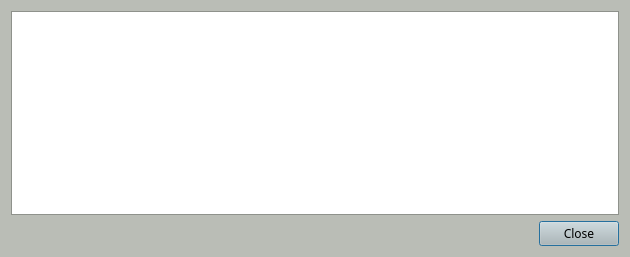
Qt form src/qt/forms/transactiondescdialog.ui (SyndicateCash/SyndicateCash) before a commit.
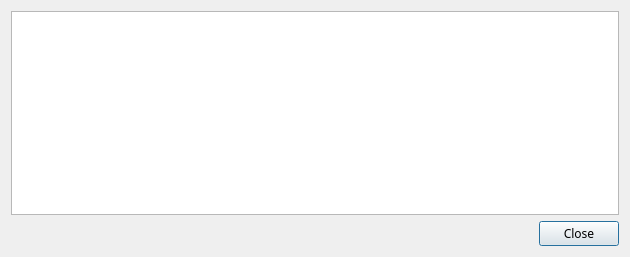
The same form after that commit.

```diff
--- a/src/qt/forms/transactiondescdialog.ui
+++ b/src/qt/forms/transactiondescdialog.ui
@@ -10,421 +10,6 @@
     <height>257</height>
    </rect>
   </property>
-  <property name="palette">
-   <palette>
-    <active>
-     <colorrole role="WindowText">
-      <brush brushstyle="SolidPattern">
-       <color alpha="255">
-        <red>0</red>
-        <green>0</green>
-        <blue>0</blue>
-       </color>
-      </brush>
-     </colorrole>
-     <colorrole role="Button">
-      <brush brushstyle="SolidPattern">
-       <color alpha="255">
-        <red>186</red>
-        <green>189</green>
-        <blue>182</blue>
-       </color>
-      </brush>
-     </colorrole>
-     <colorrole role="Light">
-      <brush brushstyle="SolidPattern">
-       <color alpha="255">
-        <red>255</red>
-        <green>255</green>
-        <blue>255</blue>
-       </color>
-      </brush>
-     </colorrole>
-     <colorrole role="Midlight">
-      <brush brushstyle="SolidPattern">
-       <color alpha="255">
-        <red>220</red>
-        <green>222</green>
-        <blue>218</blue>
-       </color>
-      </brush>
-     </colorrole>
-     <colorrole role="Dark">
-      <brush brushstyle="SolidPattern">
-       <color alpha="255">
-        <red>93</red>
-        <green>94</green>
-        <blue>91</blue>
-       </color>
-      </brush>
-     </colorrole>
-     <colorrole role="Mid">
-      <brush brushstyle="SolidPattern">
-       <color alpha="255">
-        <red>124</red>
-        <green>126</green>
-        <blue>121</blue>
-       </color>
-      </brush>
-     </colorrole>
-     <colorrole role="Text">
-      <brush brushstyle="SolidPattern">
-       <color alpha="255">
-        <red>0</red>
-        <green>0</green>
-        <blue>0</blue>
-       </color>
-      </brush>
-     </colorrole>
-     <colorrole role="BrightText">
-      <brush brushstyle="SolidPattern">
-       <color alpha="255">
-        <red>255</red>
-        <green>255</green>
-        <blue>255</blue>
-       </color>
-      </brush>
-     </colorrole>
-     <colorrole role="ButtonText">
-      <brush brushstyle="SolidPattern">
-       <color alpha="255">
-        <red>0</red>
-        <green>0</green>
-        <blue>0</blue>
-       </color>
-      </brush>
-     </colorrole>
-     <colorrole role="Base">
-      <brush brushstyle="SolidPattern">
-       <color alpha="255">
-        <red>255</red>
-        <green>255</green>
-        <blue>255</blue>
-       </color>
-      </brush>
-     </colorrole>
-     <colorrole role="Window">
-      <brush brushstyle="SolidPattern">
-       <color alpha="255">
-        <red>186</red>
-        <green>189</green>
-        <blue>182</blue>
-       </color>
-      </brush>
-     </colorrole>
-     <colorrole role="Shadow">
-      <brush brushstyle="SolidPattern">
-       <color alpha="255">
-        <red>0</red>
-        <green>0</green>
-        <blue>0</blue>
-       </color>
-      </brush>
-     </colorrole>
-     <colorrole role="AlternateBase">
-      <brush brushstyle="SolidPattern">
-       <color alpha="255">
-        <red>220</red>
-        <green>222</green>
-        <blue>218</blue>
-       </color>
-      </brush>
-     </colorrole>
-     <colorrole role="ToolTipBase">
-      <brush brushstyle="SolidPattern">
-       <color alpha="255">
-        <red>255</red>
-        <green>255</green>
-        <blue>220</blue>
-       </color>
-      </brush>
-     </colorrole>
-     <colorrole role="ToolTipText">
-      <brush brushstyle="SolidPattern">
-       <color alpha="255">
-        <red>0</red>
-        <green>0</green>
-        <blue>0</blue>
-       </color>
-      </brush>
-     </colorrole>
-    </active>
-    <inactive>
-     <colorrole role="WindowText">
-      <brush brushstyle="SolidPattern">
-       <color alpha="255">
-        <red>0</red>
-        <green>0</green>
-        <blue>0</blue>
-       </color>
-      </brush>
-     </colorrole>
-     <colorrole role="Button">
-      <brush brushstyle="SolidPattern">
-       <color alpha="255">
-        <red>186</red>
-        <green>189</green>
-        <blue>182</blue>
-       </color>
-      </brush>
-     </colorrole>
-     <colorrole role="Light">
-      <brush brushstyle="SolidPattern">
-       <color alpha="255">
-        <red>255</red>
-        <green>255</green>
-        <blue>255</blue>
-       </color>
-      </brush>
-     </colorrole>
-     <colorrole role="Midlight">
-      <brush brushstyle="SolidPattern">
-       <color alpha="255">
-        <red>220</red>
-        <green>222</green>
-        <blue>218</blue>
-       </color>
-      </brush>
-     </colorrole>
-     <colorrole role="Dark">
-      <brush brushstyle="SolidPattern">
-       <color alpha="255">
-        <red>93</red>
-        <green>94</green>
-        <blue>91</blue>
-       </color>
-      </brush>
-     </colorrole>
-     <colorrole role="Mid">
-      <brush brushstyle="SolidPattern">
-       <color alpha="255">
-        <red>124</red>
-        <green>126</green>
-        <blue>121</blue>
-       </color>
-      </brush>
-     </colorrole>
-     <colorrole role="Text">
-      <brush brushstyle="SolidPattern">
-       <color alpha="255">
-        <red>0</red>
-        <green>0</green>
-        <blue>0</blue>
-       </color>
-      </brush>
-     </colorrole>
-     <colorrole role="BrightText">
-      <brush brushstyle="SolidPattern">
-       <color alpha="255">
-        <red>255</red>
-        <green>255</green>
-        <blue>255</blue>
-       </color>
-      </brush>
-     </colorrole>
-     <colorrole role="ButtonText">
-      <brush brushstyle="SolidPattern">
-       <color alpha="255">
-        <red>0</red>
-        <green>0</green>
-        <blue>0</blue>
-       </color>
-      </brush>
-     </colorrole>
-     <colorrole role="Base">
-      <brush brushstyle="SolidPattern">
-       <color alpha="255">
-        <red>255</red>
-        <green>255</green>
-        <blue>255</blue>
-       </color>
-      </brush>
-     </colorrole>
-     <colorrole role="Window">
-      <brush brushstyle="SolidPattern">
-       <color alpha="255">
-        <red>186</red>
-        <green>189</green>
-        <blue>182</blue>
-       </color>
-      </brush>
-     </colorrole>
-     <colorrole role="Shadow">
-      <brush brushstyle="SolidPattern">
-       <color alpha="255">
-        <red>0</red>
-        <green>0</green>
-        <blue>0</blue>
-       </color>
-      </brush>
-     </colorrole>
-     <colorrole role="AlternateBase">
-      <brush brushstyle="SolidPattern">
-       <color alpha="255">
-        <red>220</red>
-        <green>222</green>
-        <blue>218</blue>
-       </color>
-      </brush>
-     </colorrole>
-     <colorrole role="ToolTipBase">
-      <brush brushstyle="SolidPattern">
-       <color alpha="255">
-        <red>255</red>
-        <green>255</green>
-        <blue>220</blue>
-       </color>
-      </brush>
-     </colorrole>
-     <colorrole role="ToolTipText">
-      <brush brushstyle="SolidPattern">
-       <color alpha="255">
-        <red>0</red>
-        <green>0</green>
-        <blue>0</blue>
-       </color>
-      </brush>
-     </colorrole>
-    </inactive>
-    <disabled>
-     <colorrole role="WindowText">
-      <brush brushstyle="SolidPattern">
-       <color alpha="255">
-        <red>93</red>
-        <green>94</green>
-        <blue>91</blue>
-       </color>
-      </brush>
-     </colorrole>
-     <colorrole role="Button">
-      <brush brushstyle="SolidPattern">
-       <color alpha="255">
-        <red>186</red>
-        <green>189</green>
-        <blue>182</blue>
-       </color>
-      </brush>
-     </colorrole>
-     <colorrole role="Light">
-      <brush brushstyle="SolidPattern">
-       <color alpha="255">
-        <red>255</red>
-        <green>255</green>
-        <blue>255</blue>
-       </color>
-      </brush>
-     </colorrole>
-     <colorrole role="Midlight">
-      <brush brushstyle="SolidPattern">
-       <color alpha="255">
-        <red>220</red>
-        <green>222</green>
-        <blue>218</blue>
-       </color>
-      </brush>
-     </colorrole>
-     <colorrole role="Dark">
-      <brush brushstyle="SolidPattern">
-       <color alpha="255">
-        <red>93</red>
-        <green>94</green>
-        <blue>91</blue>
-       </color>
-      </brush>
-     </colorrole>
-     <colorrole role="Mid">
-      <brush brushstyle="SolidPattern">
-       <color alpha="255">
-        <red>124</red>
-        <green>126</green>
-        <blue>121</blue>
-       </color>
-      </brush>
-     </colorrole>
-     <colorrole role="Text">
-      <brush brushstyle="SolidPattern">
-       <color alpha="255">
-        <red>93</red>
-        <green>94</green>
-        <blue>91</blue>
-       </color>
-      </brush>
-     </colorrole>
-     <colorrole role="BrightText">
-      <brush brushstyle="SolidPattern">
-       <color alpha="255">
-        <red>255</red>
-        <green>255</green>
-        <blue>255</blue>
-       </color>
-      </brush>
-     </colorrole>
-     <colorrole role="ButtonText">
-      <brush brushstyle="SolidPattern">
-       <color alpha="255">
-        <red>93</red>
-        <green>94</green>
-        <blue>91</blue>
-       </color>
-      </brush>
-     </colorrole>
-     <colorrole role="Base">
-      <brush brushstyle="SolidPattern">
-       <color alpha="255">
-        <red>186</red>
-        <green>189</green>
-        <blue>182</blue>
-       </color>
-      </brush>
-     </colorrole>
-     <colorrole role="Window">
-      <brush brushstyle="SolidPattern">
-       <color alpha="255">
-        <red>186</red>
-        <green>189</green>
-        <blue>182</blue>
-       </color>
-      </brush>
-     </colorrole>
-     <colorrole role="Shadow">
-      <brush brushstyle="SolidPattern">
-       <color alpha="255">
-        <red>0</red>
-        <green>0</green>
-        <blue>0</blue>
-       </color>
-      </brush>
-     </colorrole>
-     <colorrole role="AlternateBase">
-      <brush brushstyle="SolidPattern">
-       <color alpha="255">
-        <red>186</red>
-        <green>189</green>
-        <blue>182</blue>
-       </color>
-      </brush>
-     </colorrole>
-     <colorrole role="ToolTipBase">
-      <brush brushstyle="SolidPattern">
-       <color alpha="255">
-        <red>255</red>
-        <green>255</green>
-        <blue>220</blue>
-       </color>
-      </brush>
-     </colorrole>
-     <colorrole role="ToolTipText">
-      <brush brushstyle="SolidPattern">
-       <color alpha="255">
-        <red>0</red>
-        <green>0</green>
-        <blue>0</blue>
-       </color>
-      </brush>
-     </colorrole>
-    </disabled>
-   </palette>
-  </property>
   <property name="font">
    <font>
     <family>Sawasdee</family>
```
